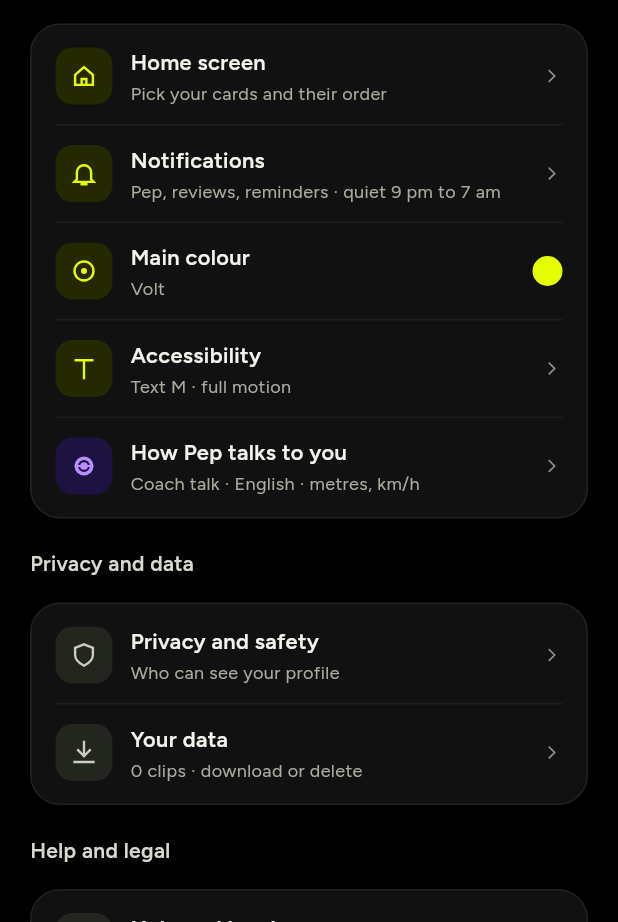
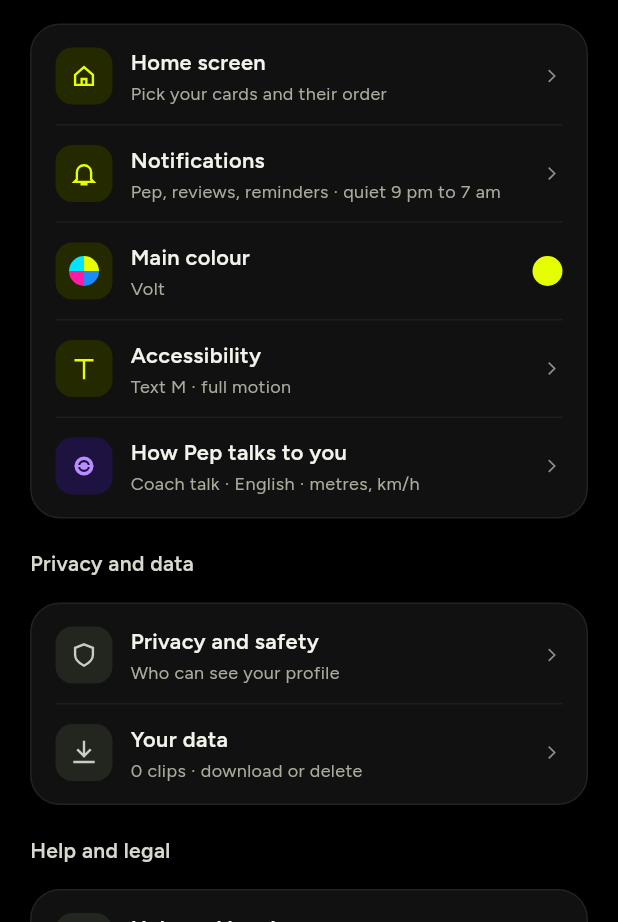
Before and after one commit to jnrkufuor/tracka-pep, a Flutter app: the SettingsScreen screen opened directly, on a phone screen of 412 x 824 dp, the part 314-1236 px from its top. Run offline on Flutter 3.47's test engine with Material 3 defaults, Android fonts, the phone set to English and light mode, and no system bars; our stand-ins replace connectivity_plus, firebase_core, firebase_messaging, flutter_secure_storage, flutter_svg, image_picker and 4 more; accounts and stored records are empty; network calls fail.

Commit message:
Onboarding header and Pep's voice cards as designed; day-one pictures; Settings colour wheel
Co-Authored-By: Claude Opus 5.5 <noreply@anthropic.com>
Claude-Session: https://claude.ai/code/session_01KiezY9VgCQWvDooMjT1DwM

```diff
--- a/app/lib/screens/home_screen.dart
+++ b/app/lib/screens/home_screen.dart
@@ -457,7 +457,7 @@ class _StartHere extends StatelessWidget {
             height: 5,
             child: Stack(children: [
               const Positioned.fill(child: ColoredBox(color: Color(0xFF262626))),
-              FractionallySizedBox(widthFactor: n / items.length, child: ColoredBox(color: a.main)),
+              FractionallySizedBox(widthFactor: n / items.length, heightFactor: 1, child: ColoredBox(color: a.main)),
             ]),
           ),
         ),
--- a/app/lib/screens/settings_screen.dart
+++ b/app/lib/screens/settings_screen.dart
@@ -63,6 +63,7 @@ class SettingsScreen extends StatelessWidget {
                 sub: r.sub,
                 iconColor: r.iconColor,
                 tileColor: r.tileColor,
+                leading: r.leading,
                 onTap: r.onTap,
                 trailing: r.trailing ?? const TIcon('chevron', size: 14, color: Tk.faint),
                 divider: i < rows.length - 1,
@@ -126,6 +127,7 @@ class SettingsScreen extends StatelessWidget {
           sub: colour.label,
           tileColor: a.tile,
           iconColor: colour.main,
+          leading: const BColourWheel(),
           onTap: () => showEditSheet<void>(context, title: 'Main colour', child: const MainColourPicker()),
           trailing: Container(width: 20, height: 20, decoration: BoxDecoration(shape: BoxShape.circle, color: colour.main)),
         ),
--- a/app/lib/widgets/board.dart
+++ b/app/lib/widgets/board.dart
@@ -266,7 +266,11 @@ class BRow extends StatelessWidget {
     this.onTap,
     this.divider = true,
     this.titleSize = 14.5,
+    this.leading,
   });
+
+  /// Something else in the tile (the colour wheel in Settings).
+  final Widget? leading;
 
   final String icon;
   final String title;
@@ -285,7 +289,16 @@ class BRow extends StatelessWidget {
       padding: const EdgeInsets.symmetric(vertical: 12),
       decoration: divider ? const BoxDecoration(border: Border(bottom: BorderSide(color: Tk.line))) : null,
       child: Row(children: [
-        IconTile(icon: icon, color: iconColor ?? Tk.ink, background: tileColor ?? Tk.field, size: tile),
+        if (leading != null)
+          Container(
+            width: tile,
+            height: tile,
+            alignment: Alignment.center,
+            decoration: BoxDecoration(color: tileColor ?? Tk.field, borderRadius: BorderRadius.circular(tile * 0.3)),
+            child: leading,
+          )
+        else
+          IconTile(icon: icon, color: iconColor ?? Tk.ink, background: tileColor ?? Tk.field, size: tile),
         const SizedBox(width: 12),
         Expanded(
           child: Column(crossAxisAlignment: CrossAxisAlignment.start, children: [
@@ -332,3 +345,27 @@ class BThumb extends StatelessWidget {
         ),
       );
 }
+
+/// Four main colours in one dot (Settings › Main colour).
+class BColourWheel extends StatelessWidget {
+  const BColourWheel({super.key, this.size = 20});
+
+  final double size;
+
+  @override
+  Widget build(BuildContext context) => SizedBox.square(dimension: size, child: CustomPaint(painter: _WheelPainter()));
+}
+
+class _WheelPainter extends CustomPainter {
+  @override
+  void paint(Canvas canvas, Size size) {
+    const colours = [Color(0xFFE5FF00), Color(0xFF1A8CFF), Color(0xFFFF1AA6), Color(0xFF00E5FF)];
+    final r = Offset.zero & size;
+    for (var i = 0; i < 4; i++) {
+      canvas.drawArc(r, -1.5708 + i * 1.5708, 1.5708, true, Paint()..color = colours[i]);
+    }
+  }
+
+  @override
+  bool shouldRepaint(_WheelPainter old) => false;
+}
```
Also changed, not shown: app/lib/screens/onboarding_screen.dart (+104 -27 lines), 2 other files.
